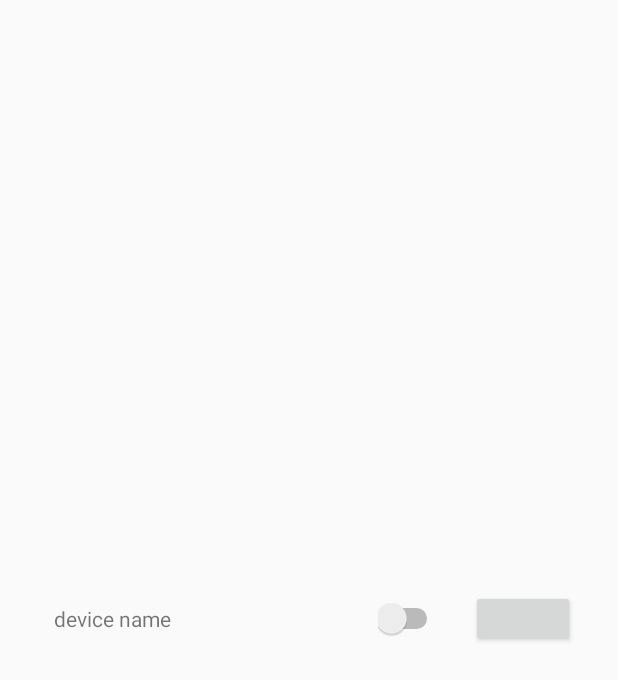
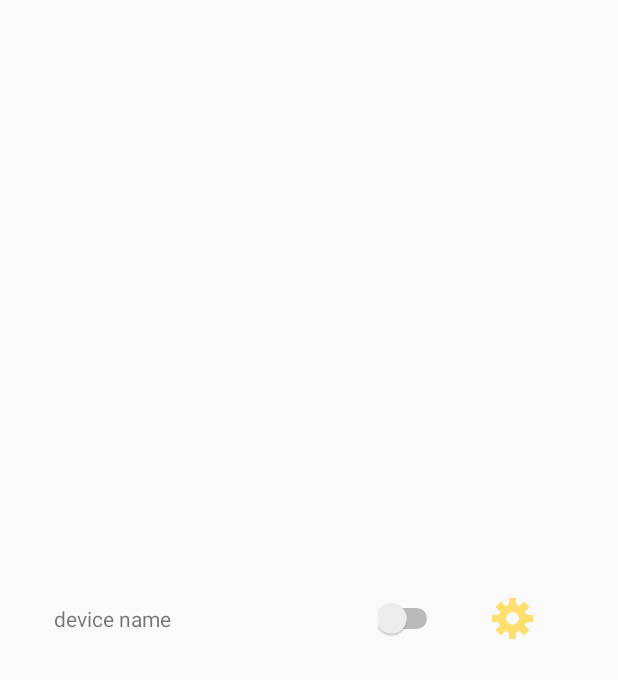
Before and after one commit to thirdpartofkalista/cyberplug-android_app, an Android app: the layout device_item.xml on its own in the app's theme, with its tools: preview values and no code run, on a phone screen of 412 x 824 dp. Shown: the top 680 px of the screen. Run offline under Robolectric (Android 15) with nearby library versions, the phone set to English and light mode, and no system bars.

Commit message:
settings new icon

```diff
--- a/app/src/main/res/layout/device_item.xml
+++ b/app/src/main/res/layout/device_item.xml
@@ -34,12 +34,13 @@
 
     <Button
         android:id="@+id/device_settings_button"
-    android:layout_width="69dp"
-    android:layout_height="38dp"
+        android:layout_width="27dp"
+        android:layout_height="27dp"
         android:layout_marginBottom="8dp"
         android:layout_marginEnd="8dp"
         android:layout_marginStart="8dp"
         android:layout_marginTop="8dp"
+        android:background="@drawable/settings_icon"
         app:layout_constraintBottom_toBottomOf="parent"
         app:layout_constraintEnd_toEndOf="parent"
         app:layout_constraintHorizontal_bias="0.333"
```
Also changed, not shown: app/src/main/res/drawable/settings_icon.png (added). Lines whose indentation alone changed are shown as unchanged.
